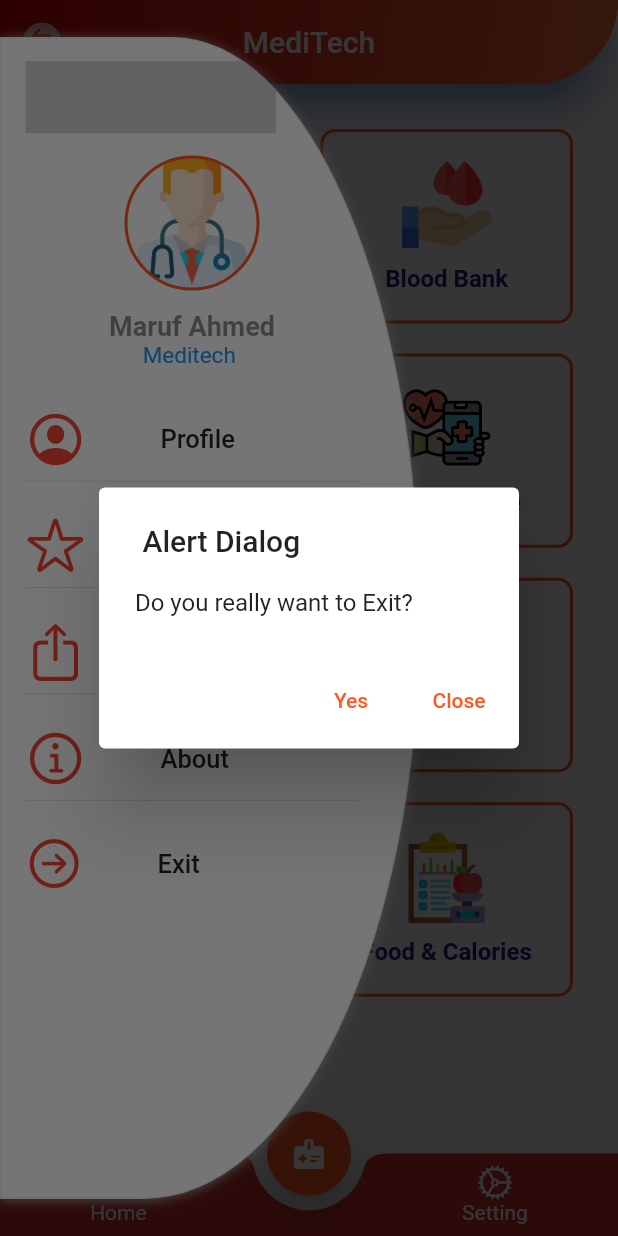
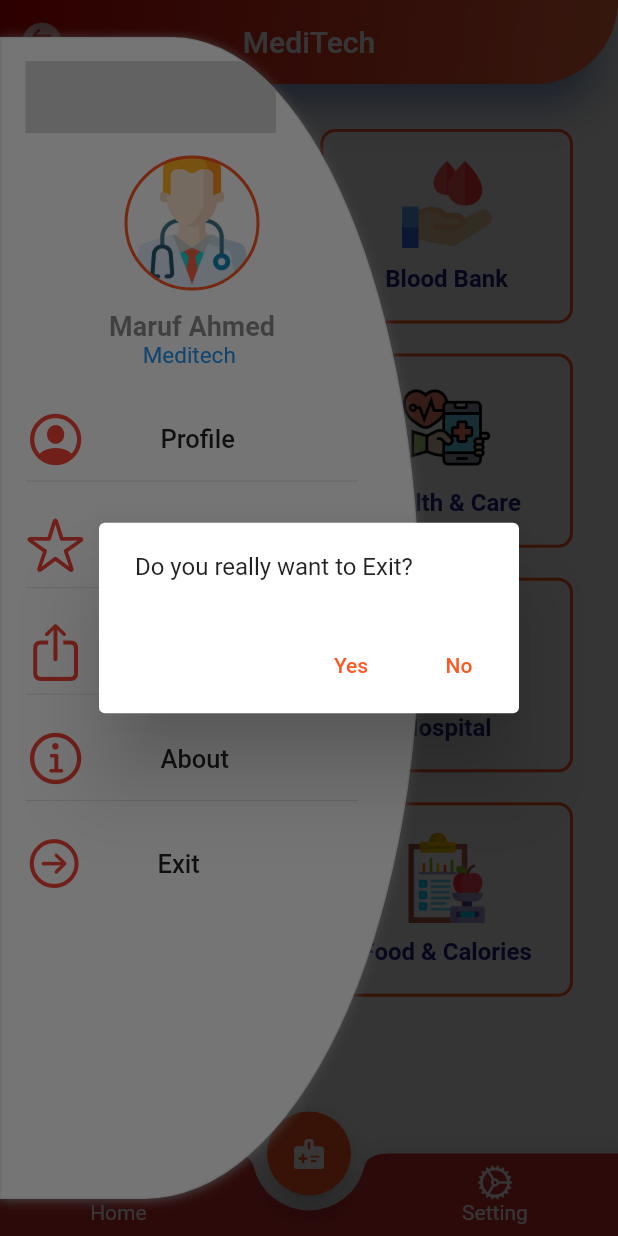
Before and after one commit to marufahmedofficial/MediTech_project_UITS, a Flutter app: the screen it shows after launch, in the side drawer, after a tap on "Exit", on a phone screen of 412 x 824 dp. Run offline on Flutter 3.47's test engine with Material 2 defaults, Android fonts, the phone set to English and light mode, and no system bars; missing offline and left inert: slide_digital_clock.

Commit message:
dialogue box changed

```diff
--- a/lib/pages/homepage.dart
+++ b/lib/pages/homepage.dart
@@ -238,7 +238,7 @@ class _HomePageState extends State<HomePage> {
                         context: context,
                         builder: (context) {
                           return AlertDialog(
-                            title: Text(' Alert Dialog'),
+                            // title: Text(' Alert Dialog'),
                             content: Text('Do you really want to Exit?'),
                             actions: <Widget>[
                               TextButton(
@@ -254,7 +254,7 @@ class _HomePageState extends State<HomePage> {
                                 onPressed: () {
                                   Navigator.pop(context); //close Dialog
                                 },
-                                child: Text('Close'),
+                                child: Text('No'),
                               ),
                             ],
                           );
```
